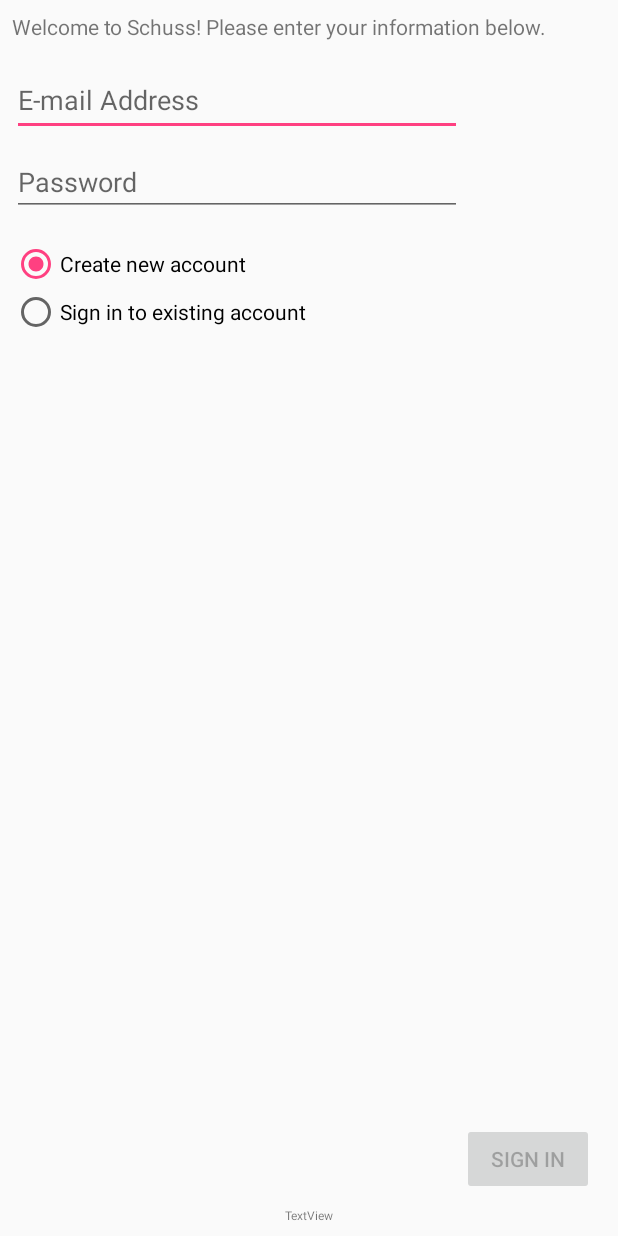
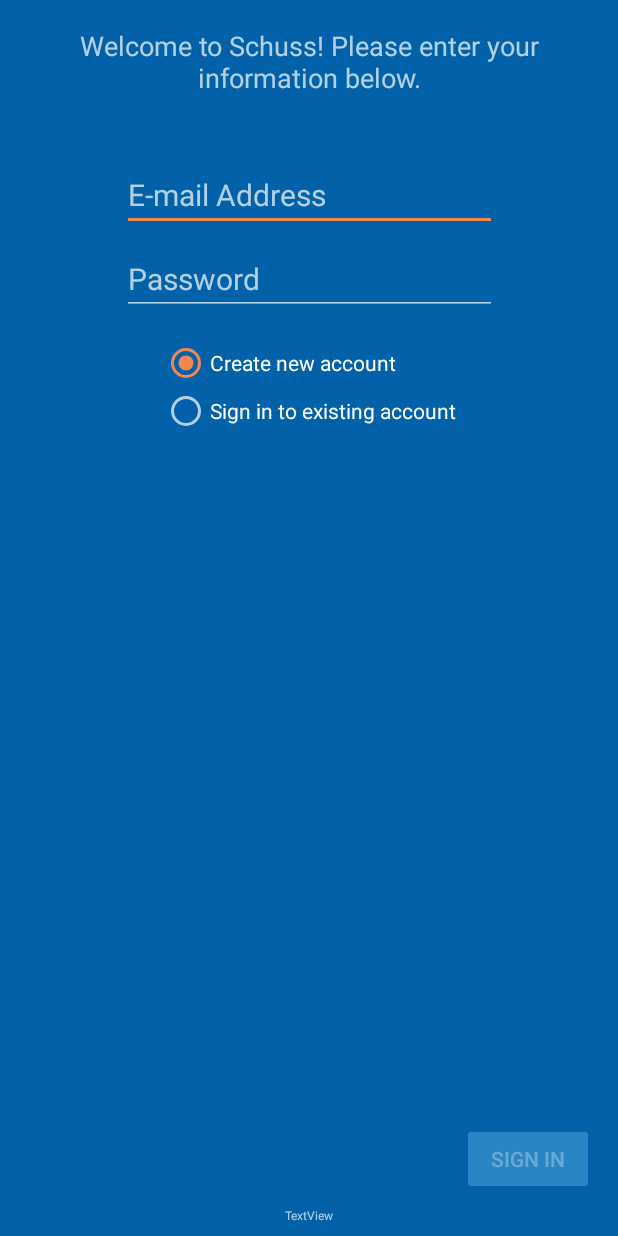
Before and after one commit to aworldnervelink/schuss, an Android app: the layout login.xml on its own in the app's theme, with its tools: preview values and no code run, on a phone screen of 412 x 824 dp. Run offline under Robolectric (Android 15) with nearby library versions, the phone set to English and light mode, and no system bars.

Commit message:
Improvements to UI; color and layout changes.

```diff
--- a/app/src/main/java/com/appropel/schuss/view/fragment/RentalRequestFragment.java
+++ b/app/src/main/java/com/appropel/schuss/view/fragment/RentalRequestFragment.java
@@ -57,6 +57,10 @@ public final class RentalRequestFragment extends Fragment
     /** View that holds a list of people. */
     @BindView(R.id.person_view)
     RecyclerView personView;
+
+    /** Text view with the 'choose' prompt. */
+    @BindView(R.id.choose_message)
+    TextView chooseMessageView;
 
     /** Text view that shows selected resort name. */
     @BindView(R.id.provider_name)
@@ -134,6 +138,7 @@ public final class RentalRequestFragment extends Fragment
                 final RentalProviderItem rpi = (RentalProviderItem) item;
                 rentalProvider = rpi.getRentalProvider();
                 providerNameView.setText(rentalProvider.getName());
+                chooseMessageView.setVisibility(View.INVISIBLE);
                 confirmButton.setEnabled(true);
             }
         });
--- a/app/src/main/res/layout/login.xml
+++ b/app/src/main/res/layout/login.xml
@@ -10,21 +10,27 @@
         android:id="@+id/welcomeMsgView"
         android:layout_width="wrap_content"
         android:layout_height="wrap_content"
-        android:layout_marginStart="8dp"
+        android:layout_marginStart="16dp"
         android:layout_marginTop="8dp"
+        android:layout_marginEnd="16dp"
+        android:gravity="center_vertical|center_horizontal"
+        android:padding="10dp"
         android:text="@string/welcome_msg"
+        android:textSize="18sp"
+        app:layout_constraintEnd_toEndOf="parent"
         app:layout_constraintStart_toStartOf="parent"
         app:layout_constraintTop_toTopOf="parent"/>
 
     <EditText
         android:id="@+id/email_address_edit_text"
-        android:layout_width="300dp"
-        android:layout_height="47dp"
-        android:layout_marginStart="8dp"
-        android:layout_marginTop="16dp"
+        android:layout_width="250dp"
+        android:layout_height="wrap_content"
+        android:layout_marginTop="32dp"
         android:ems="10"
         android:hint="@string/email_address"
         android:inputType="textEmailAddress"
+        android:textSize="20sp"
+        app:layout_constraintEnd_toEndOf="parent"
         app:layout_constraintStart_toStartOf="parent"
         app:layout_constraintTop_toBottomOf="@+id/welcomeMsgView"/>
 
@@ -63,14 +69,14 @@
 
     <EditText
         android:id="@+id/password_edit_text"
-        android:layout_width="300dp"
+        android:layout_width="250dp"
         android:layout_height="wrap_content"
-        android:layout_marginStart="8dp"
         android:layout_marginTop="8dp"
         android:ems="10"
         android:hint="@string/password"
         android:inputType="text"
-        app:layout_constraintEnd_toEndOf="@+id/email_address_edit_text"
+        android:textSize="20sp"
+        app:layout_constraintEnd_toEndOf="parent"
         app:layout_constraintStart_toStartOf="parent"
         app:layout_constraintTop_toBottomOf="@+id/email_address_edit_text"/>
 
@@ -79,6 +85,8 @@
         android:layout_height="63dp"
         android:layout_marginStart="8dp"
         android:layout_marginTop="16dp"
+        android:layout_marginEnd="8dp"
+        app:layout_constraintEnd_toEndOf="parent"
         app:layout_constraintStart_toStartOf="parent"
         app:layout_constraintTop_toBottomOf="@+id/password_edit_text">
 
--- a/app/src/main/res/layout/person_rental.xml
+++ b/app/src/main/res/layout/person_rental.xml
@@ -45,9 +45,9 @@
             android:id="@+id/profile_spinner"
             android:layout_width="150dp"
             android:layout_height="wrap_content"
-            android:layout_marginStart="24dp"
+            android:layout_marginEnd="8dp"
             android:entries="@array/profile_type"
-            app:layout_constraintStart_toEndOf="@+id/last_name"
+            app:layout_constraintEnd_toEndOf="parent"
             app:layout_constraintTop_toTopOf="@+id/last_name"/>
 
     </android.support.constraint.ConstraintLayout>
--- a/app/src/main/res/layout/person_summary.xml
+++ b/app/src/main/res/layout/person_summary.xml
@@ -78,7 +78,8 @@
             android:layout_height="wrap_content"
             android:layout_marginTop="8dp"
             android:layout_marginEnd="32dp"
-            android:text="+"
+            android:text="@string/add_profile"
+            android:textSize="10sp"
             app:layout_constraintEnd_toEndOf="parent"
             app:layout_constraintTop_toTopOf="parent"/>
 
--- a/app/src/main/res/values/colors.xml
+++ b/app/src/main/res/values/colors.xml
@@ -1,6 +1,7 @@
 <?xml version="1.0" encoding="utf-8"?>
 <resources>
-    <color name="colorPrimary">#3F51B5</color>
-    <color name="colorPrimaryDark">#303F9F</color>
-    <color name="colorAccent">#FF4081</color>
+    <color name="colorBackground">#0262a9</color>
+    <color name="colorPrimary">#f25e33</color>
+    <color name="colorPrimaryDark">#e11d07</color>
+    <color name="colorAccent">#f38750</color>
 </resources>
--- a/app/src/main/res/values/strings.xml
+++ b/app/src/main/res/values/strings.xml
@@ -41,4 +41,6 @@
     <string name="arrival_time_short">Arrival Time</string>
     <string name="renters">Renters</string>
     <string name="status">Status</string>
+    <string name="add_profile">Add a profile</string>
+    <string name="choose_provider">Choose a location from the list above...</string>
 </resources>
--- a/app/src/main/res/values/styles.xml
+++ b/app/src/main/res/values/styles.xml
@@ -1,11 +1,13 @@
 <resources>
 
     <!-- Base application theme. -->
-    <style name="AppTheme" parent="Theme.AppCompat.Light.DarkActionBar">
+    <style name="AppTheme" parent="@style/Theme.AppCompat">
         <!-- Customize your theme here. -->
         <item name="colorPrimary">@color/colorPrimary</item>
         <item name="colorPrimaryDark">@color/colorPrimaryDark</item>
         <item name="colorAccent">@color/colorAccent</item>
+        <item name="colorButtonNormal">#2a85c4</item>
+        <item name="android:background">@color/colorBackground</item>
     </style>
 
 </resources>
```
Also changed, not shown: app/src/main/res/layout/home.xml (+8 -0 lines), app/src/main/res/layout/rental_provider.xml (+8 -5 lines), app/src/main/res/layout/rental_request.xml (+20 -7 lines).
